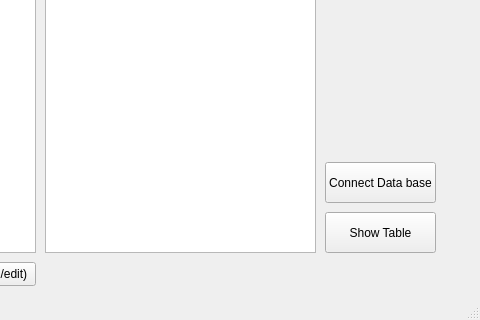
Old version of the form src/mainwindow.ui in the repository Enidable/AkademeMateQt; both pictures show x 1005 to 1485 and y 367 to 687 of the 1485 by 687 pixel window.
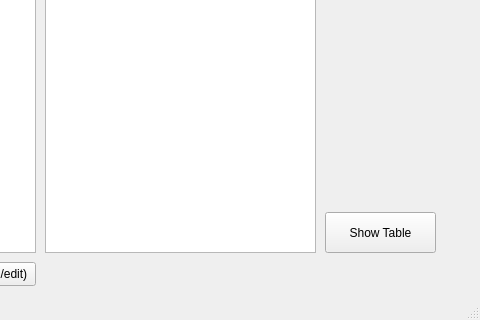
New version of the form.

The edit to the form file:
```diff
--- a/src/mainwindow.ui
+++ b/src/mainwindow.ui
@@ -188,19 +188,6 @@
      <string>Show Table</string>
     </property>
    </widget>
-   <widget class="QPushButton" name="connect_db_button">
-    <property name="geometry">
-     <rect>
-      <x>1330</x>
-      <y>510</y>
-      <width>111</width>
-      <height>41</height>
-     </rect>
-    </property>
-    <property name="text">
-     <string>Connect Data base</string>
-    </property>
-   </widget>
    <widget class="QTableWidget" name="variable_detail_table">
     <property name="geometry">
      <rect>
```
